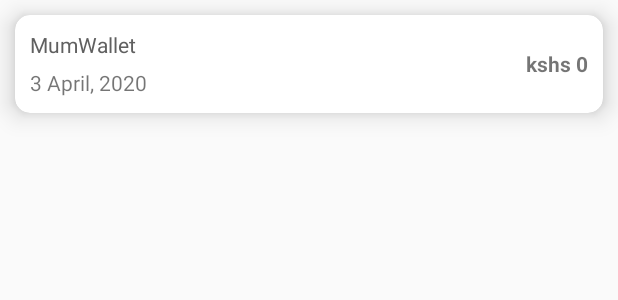
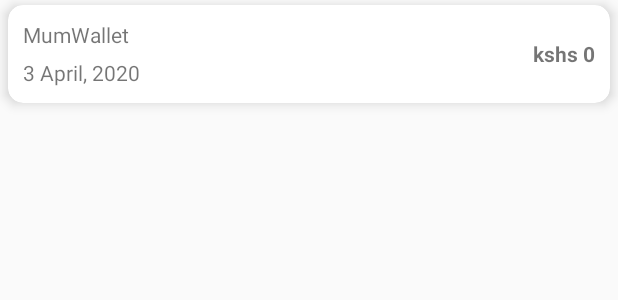
Before and after one commit to BerjisTech/mumtomum, an Android app: the layout transactions.xml on its own in the app's theme, with its tools: preview values and no code run, on a phone screen of 412 x 824 dp. Shown: the top 300 px of the screen. Run offline under Robolectric (Android 15) with nearby library versions, the phone set to English and light mode, and no system bars.

Commit message:
Transactions

```diff
--- a/app/src/main/java/tech/berjis/mumtomum/WalletActivity.java
+++ b/app/src/main/java/tech/berjis/mumtomum/WalletActivity.java
@@ -116,12 +116,11 @@ public class WalletActivity extends AppCompatActivity {
     }
 
     public void loadTransactions() {
-        transRecycler.setVisibility(View.VISIBLE);
-        listData.clear();
-        dbRef.child("Transactions").orderByChild("user").equalTo(UID).addListenerForSingleValueEvent(new ValueEventListener() {
+        dbRef.child("Transactions").orderByChild("user").equalTo(UID).addValueEventListener(new ValueEventListener() {
             @Override
             public void onDataChange(DataSnapshot dataSnapshot) {
                 if (dataSnapshot.exists()) {
+                    listData.clear();
                     for (DataSnapshot npsnapshot : dataSnapshot.getChildren()) {
                         Transactions l = npsnapshot.getValue(Transactions.class);
                         listData.add(l);
--- a/app/src/main/res/layout/transactions.xml
+++ b/app/src/main/res/layout/transactions.xml
@@ -1,17 +1,15 @@
 <?xml version="1.0" encoding="utf-8"?>
 <androidx.cardview.widget.CardView xmlns:android="http://schemas.android.com/apk/res/android"
     xmlns:app="http://schemas.android.com/apk/res-auto"
-    app:cardCornerRadius="10dp"
-    app:cardElevation="10dp"
-    android:elevation="10dp"
     android:layout_width="match_parent"
     android:layout_height="wrap_content"
-    android:layout_marginStart="10dp"
-    android:layout_marginTop="10dp"
-    android:layout_marginEnd="10dp"
-    android:layout_marginBottom="0dp"  >
-
-    <!--One card covers 75 dp in height-->
+    android:layout_marginStart="5dp"
+    android:layout_marginTop="3dp"
+    android:layout_marginEnd="5dp"
+    android:layout_marginBottom="3dp"
+    android:elevation="5dp"
+    app:cardCornerRadius="10dp"
+    app:cardElevation="5dp">
 
     <androidx.constraintlayout.widget.ConstraintLayout
         android:layout_width="match_parent"
@@ -24,7 +22,6 @@
             android:layout_marginStart="10dp"
             android:layout_marginTop="10dp"
             android:text="MumWallet"
-            android:textColor="#606060"
             app:layout_constraintEnd_toStartOf="@+id/amount"
             app:layout_constraintStart_toStartOf="parent"
             app:layout_constraintTop_toTopOf="parent" />
```
Also changed, not shown: app/src/main/java/tech/berjis/mumtomum/TransactionsAdapter.java (+15 -12 lines).
